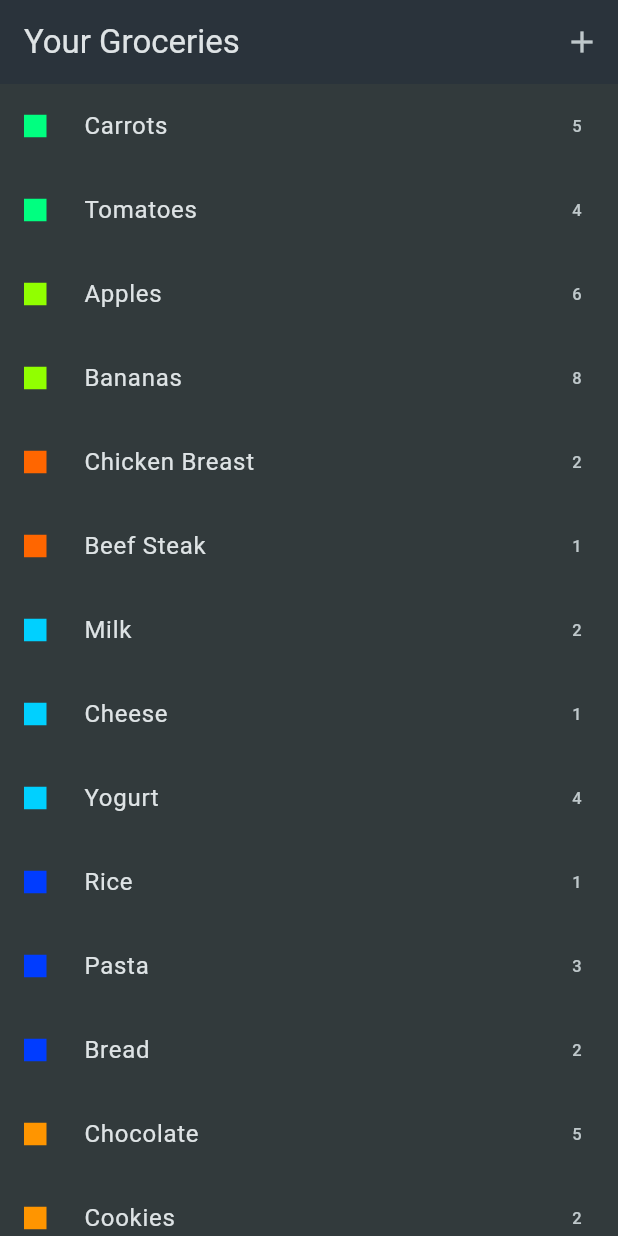
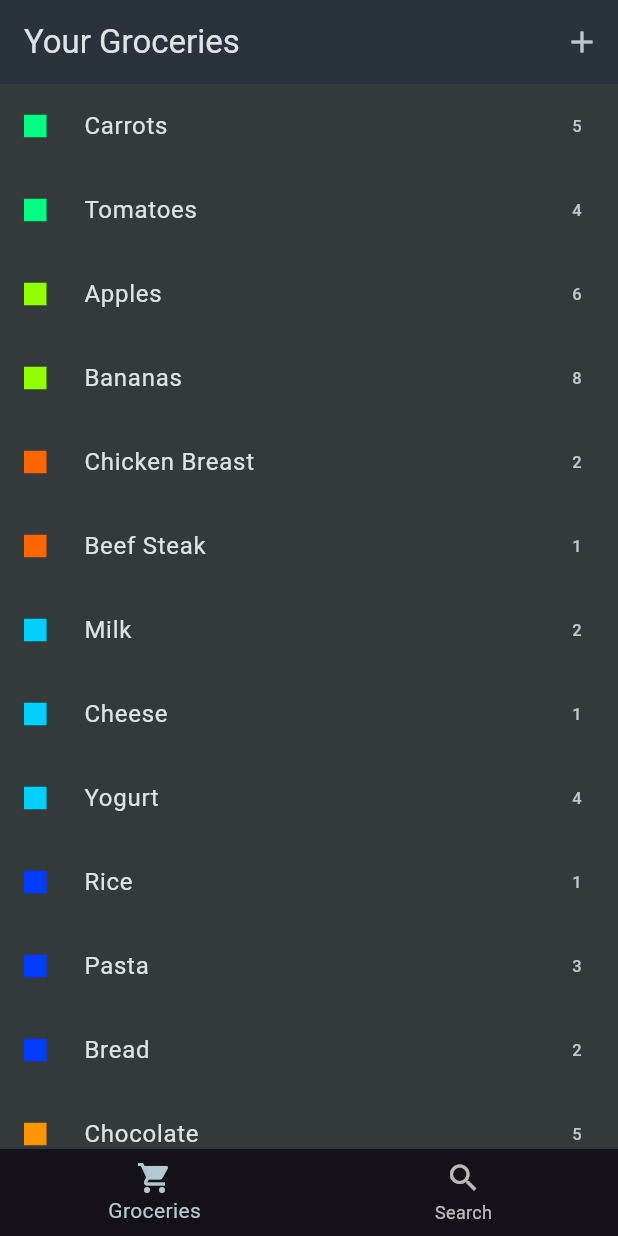
Before and after one commit to Vorak-Tong/W13_Quiz, a Flutter app: the screen it shows after launch, on a phone screen of 412 x 824 dp. Run offline on Flutter 3.47's test engine with Material 3 defaults, Android fonts, the phone set to English and light mode, and no system bars.

Commit message:
end code

```diff
--- a/lib/ui/groceries/grocery_list.dart
+++ b/lib/ui/groceries/grocery_list.dart
@@ -1,6 +1,6 @@
 import 'package:flutter/material.dart';
 import '../../data/mock_grocery_repository.dart';
-import '../../../models/grocery.dart';
+import '../../models/grocery.dart';
 import 'grocery_form.dart';
 
 class GroceryList extends StatefulWidget {
@@ -11,6 +11,8 @@ class GroceryList extends StatefulWidget {
 }
 
 class _GroceryListState extends State<GroceryList> {
+  int _selectedIndex = 0;
+  String _searchQuery = '';
 
   void onCreate() async {
     // Navigate to the form screen using the Navigator push
@@ -25,17 +27,70 @@ class _GroceryListState extends State<GroceryList> {
     }
   }
 
+  Widget _buildSearchTab(){
+    Widget searchContent;
+    String search = _searchQuery.trim();
+
+    if(search.isEmpty) {
+      searchContent = const Center(child: Text('Type to search'));
+    }
+    else{
+      final filteredItems = dummyGroceryItems
+          .where((item) =>
+              item.name.toLowerCase().startsWith(search.toLowerCase()))
+          .toList();
+
+      if(filteredItems.isEmpty) {
+        searchContent = const Center(child: Text('No items found.'));
+      }
+      else{
+        searchContent = ListView.builder(
+          itemCount: filteredItems.length,
+          itemBuilder: (context, index) =>
+              GroceryTile(grocery: filteredItems[index]),
+        );
+      }
+    }
+
+    return Column(
+      children: [
+        Padding(
+          padding: const EdgeInsets.all(16),
+          child: TextField(
+            decoration: const InputDecoration(
+              labelText: 'Search',
+              prefixIcon: Icon(Icons.search),
+              border: OutlineInputBorder(),
+            ),
+            onChanged: (value) {
+              setState(() {
+                _searchQuery = value;
+              });
+            },
+          ),
+        ),
+        Expanded(child: searchContent),
+      ],
+    );
+  }
+
   @override
   Widget build(BuildContext context) {
-    Widget content = const Center(child: Text('No items added yet.'));
+    Widget? content;
 
-    if (dummyGroceryItems.isNotEmpty) {
-      //  Display groceries with an Item builder and  LIst Tile
-      content = ListView.builder(
-        itemCount: dummyGroceryItems.length,
-        itemBuilder: (context, index) =>
-            GroceryTile(grocery: dummyGroceryItems[index]),
-      );
+    if(_selectedIndex == 0){
+      if(dummyGroceryItems.isEmpty){
+        content = const Center(child: Text("No items added yet"));
+      }
+      else{
+        content = ListView.builder(
+          itemCount: dummyGroceryItems.length,
+          itemBuilder: (context, index) => GroceryTile(grocery: dummyGroceryItems[index])
+        );
+      }
+    }
+    else{
+      content = _buildSearchTab();
     }
 
     return Scaffold(
@@ -44,6 +99,24 @@ class _GroceryListState extends State<GroceryList> {
         actions: [IconButton(onPressed: onCreate, icon: const Icon(Icons.add))],
       ),
       body: content,
+      bottomNavigationBar: BottomNavigationBar(
+        currentIndex: _selectedIndex,
+        onTap: (index){
+          setState(() {
+            _selectedIndex = index;
+          });
+        },
+        items: [
+          BottomNavigationBarItem(
+            icon: Icon(Icons.local_grocery_store),
+            label: 'Groceries',
+          ),
+          BottomNavigationBarItem(
+            icon: Icon(Icons.search),
+            label: 'Search',
+          ),
+        ],
+      ),
     );
   }
 }
```
Also changed, not shown: 1 other file.
